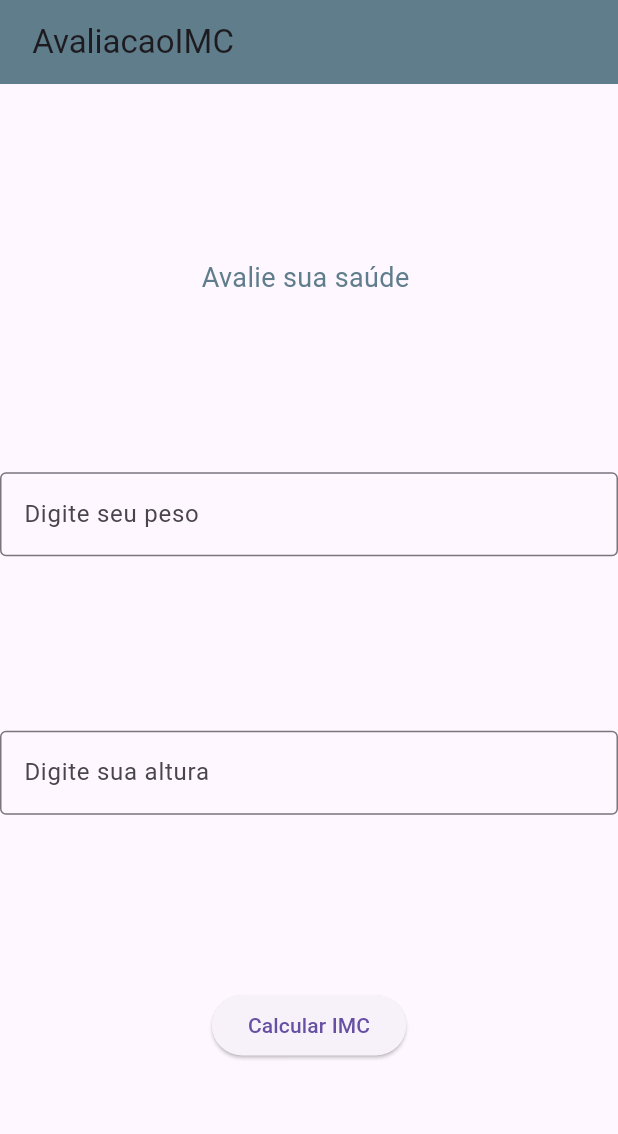
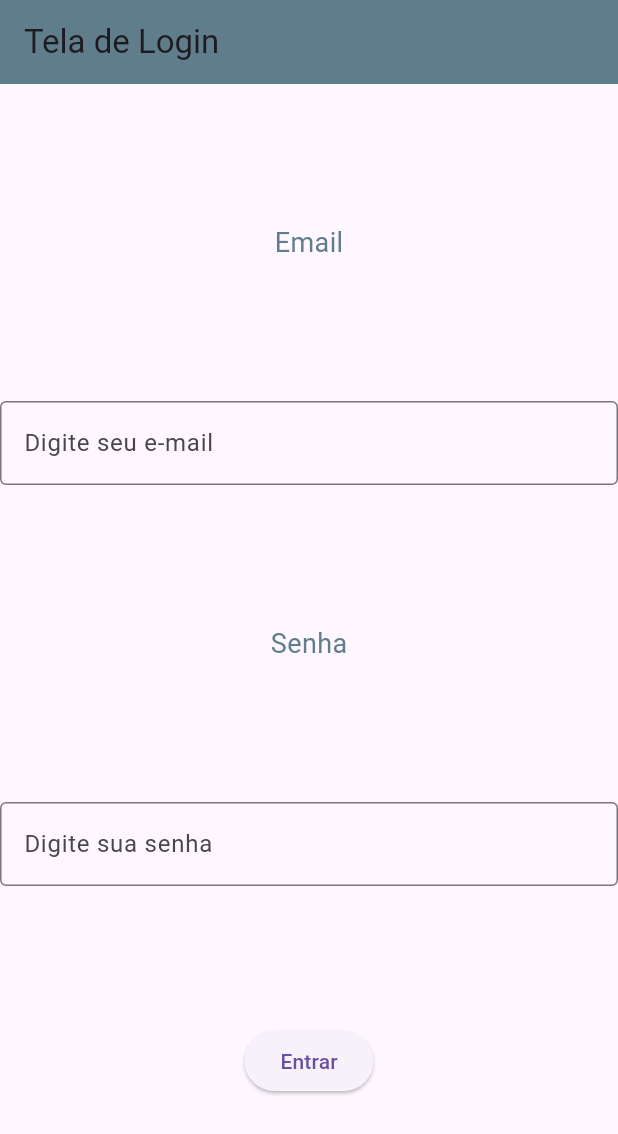
Before and after one commit to Rebecaalimaa/PDM1-calculadoraIMC, a Flutter app: the screen it shows after launch, on a phone screen of 412 x 824 dp. Shown: the top 1134 px of the screen. Run offline on Flutter 3.47's test engine with Material 3 defaults, Android fonts, the phone set to English and light mode, and no system bars.

Commit message:
app.login

```diff
--- a/lib/main.dart
+++ b/lib/main.dart
@@ -1,3 +1,4 @@
+import 'package:applogin/ui/login_screen.dart';
 import 'package:applogin/ui/login_screen.dart';
 import 'package:flutter/material.dart';
 
--- a/lib/ui/home_screen.dart
+++ b/lib/ui/home_screen.dart
@@ -1,52 +1,21 @@
 import 'package:flutter/material.dart';
 
 class HomeScreen extends StatelessWidget {
-  final double peso;
-  final double altura;
-
-  const HomeScreen({super.key, required this.peso, required this.altura});
-
-  double calcularIMC() {
-    return peso / (altura * altura);
-  }
-
-  String classificarIMC(double imc) {
-    if (imc < 18.5) return 'Abaixo do peso';
-    if (imc < 24.9) return 'Peso normal';
-    if (imc < 29.9) return 'Sobrepeso';
-    if (imc < 34.9) return 'Obesidade grau 1';
-    if (imc < 39.9) return 'Obesidade grau 2';
-    return 'Obesidade grau 3';
-  }
+  const HomeScreen({super.key});
 
   @override
   Widget build(BuildContext context) {
-    double imc = calcularIMC();
-    String classificacao = classificarIMC(imc);
-
     return Scaffold(
-      appBar: AppBar(
-        title: Text('Resultado IMC'),
-        backgroundColor: Colors.blueGrey,
-      ),
+      appBar: AppBar(title:Text('Tela Principal'),backgroundColor: Colors.blueGrey),
       body: Center(
         child: Column(
           mainAxisAlignment: MainAxisAlignment.spaceEvenly,
           children: [
             Text(
-              'Seu IMC é: ${imc.toStringAsFixed(2)}',
+              'Tela Principal',
               style: TextStyle(fontSize: 22, color: Colors.blueGrey),
             ),
-            Text(
-              'Classificação: $classificacao',
-              style: TextStyle(fontSize: 18),
-            ),
-            ElevatedButton(
-              onPressed: () {
-                Navigator.pop(context);
-              },
-              child: Text('Voltar'),
-            )
+            ElevatedButton(onPressed: (){}, child: Text('Sair'))
           ],
         ),
       ),
--- a/lib/ui/login_screen.dart
+++ b/lib/ui/login_screen.dart
@@ -1,4 +1,3 @@
-import 'package:applogin/ui/home_screen.dart';
 import 'package:flutter/material.dart';
 
 class LoginScreen extends StatefulWidget {
@@ -9,73 +8,30 @@ class LoginScreen extends StatefulWidget {
 }
 
 class _LoginScreenState extends State<LoginScreen> {
-  String peso = '';
-  String altura = '';
-
   @override
   Widget build(BuildContext context) {
     return Scaffold(
-      appBar: AppBar(
-        title: Text(' AvaliacaoIMC'),
-        backgroundColor: Colors.blueGrey,
-      ),
+      appBar: AppBar(title:Text('Tela de Login'),backgroundColor: Colors.blueGrey),
       body: Center(
         child: Column(
           mainAxisAlignment: MainAxisAlignment.spaceEvenly,
           children: [
             Text(
-              'Avalie sua saúde ',
+              'Email',
               style: TextStyle(fontSize: 18, color: Colors.blueGrey),
             ),
             TextField(
-              decoration: InputDecoration(
-                border: OutlineInputBorder(),
-                labelText: 'Digite seu peso',
-              ),
-              onChanged: (value) {
-                setState(() {
-                  peso = value;
-                });
-              },
+              decoration: InputDecoration(border:OutlineInputBorder(), labelText: 'Digite seu e-mail'),
+            ),
+            Text(
+              'Senha',
+              style: TextStyle(fontSize: 18, color: Colors.blueGrey),
             ),
             TextField(
-              decoration: InputDecoration(
-                border: OutlineInputBorder(),
-                labelText: 'Digite sua altura',
-              ),
-              onChanged: (value) {
-                setState(() {
-                  altura = value;
-                });
-              },
+              obscureText: true,
+              decoration: InputDecoration(border:OutlineInputBorder(), labelText: 'Digite sua senha'),
             ),
-           ElevatedButton(
-  onPressed: () {
-    double? pesoDouble = double.tryParse(peso);
-    double? alturaDouble = double.tryParse(altura);
-
-    if (pesoDouble != null && alturaDouble != null) {
-      Navigator.push(
-        context,
-        MaterialPageRoute(
-          builder: (context) => HomeScreen(
-            peso: pesoDouble,
-            altura: alturaDouble,
-          ),
-        ),
-      );
-    } else {
-      ScaffoldMessenger.of(context).showSnackBar(
-        SnackBar(
-          content: Text('Insira valores válidos!'),
-          duration: Duration(seconds: 2),
-        ),
-      );
-    }
-  },
-  child: Text('Calcular IMC'),
-),
-
+            ElevatedButton(onPressed: (){}, child: Text('Entrar'))
           ],
         ),
       ),
```
